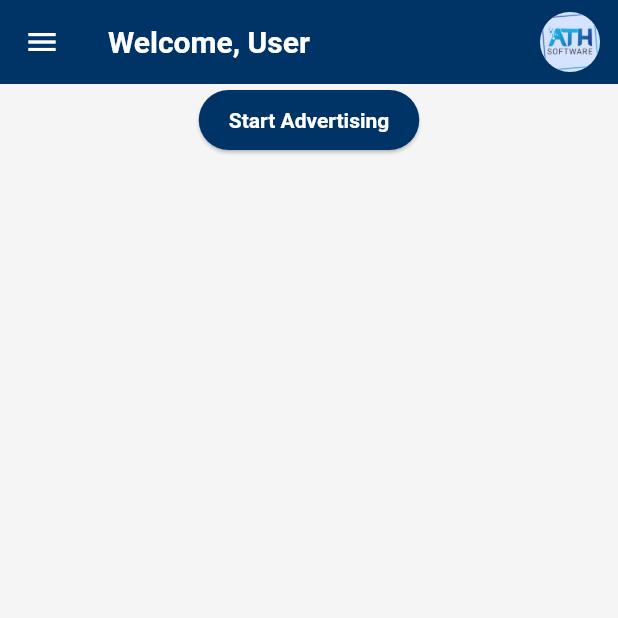
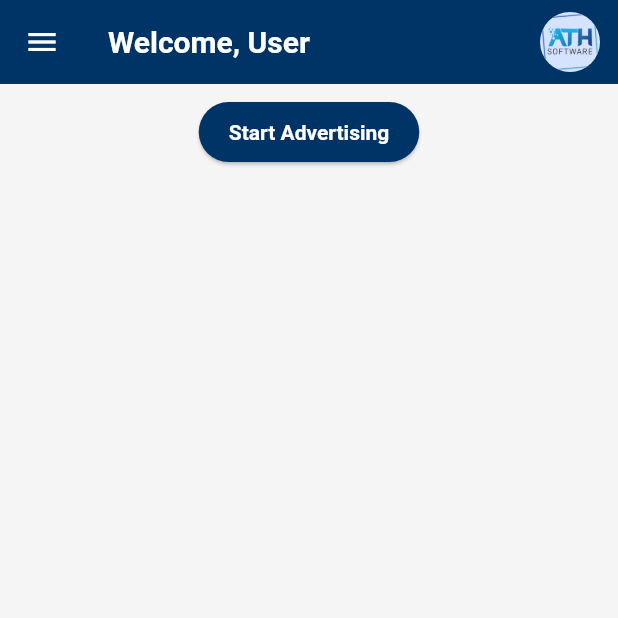
Before and after one commit to MoRpHiN01/ath_prox, a Flutter app: the screen it shows after launch, after a tap on "Skip", on a phone screen of 412 x 824 dp, the top half of it. Run offline on Flutter 3.47's test engine with Material 3 defaults, Android fonts, the phone set to English and light mode, and no system bars; our stand-ins replace clock, cloud_firestore, convert, csv, device_info_plus, firebase_core and 7 more; missing offline and left inert: dart:html, dart:js_interop, dart:js_util, flutter_background_service, flutter_background_service_android, flutter_ble_peripheral and 6 more; accounts and stored records are empty; statements that could not run were skipped.

Commit message:
more changes

```diff
--- a/lib/main.dart
+++ b/lib/main.dart
@@ -1,14 +1,15 @@
 // lib/main.dart
 
 import 'dart:async';
+import 'dart:io';
+import 'dart:ui';
+
 import 'package:flutter/material.dart';
 import 'package:flutter_background_service/flutter_background_service.dart';
 import 'package:flutter_background_service_android/flutter_background_service_android.dart';
 import 'package:flutter_local_notifications/flutter_local_notifications.dart';
+import 'package:provider/provider.dart';
 
-import 'package:flutter/material.dart';
-import 'package:provider/provider.dart';
-//import 'firebase_options.dart';
 import 'models/user_model.dart';
 import 'screens/home_screen.dart';
 import 'screens/profile_screen.dart';
@@ -17,25 +18,43 @@ import 'screens/about_screen.dart';
 import 'screens/splash_screen.dart';
 import 'screens/support_screen.dart';
 import 'screens/report_screen.dart';
+import 'services/background_sync_service.dart';
 import 'utils/themes.dart';
-//import 'services/background_sync_service.dart';
 import 'utils/firebase_utils.dart';
 
-void main() async {
+/// Entry point for the application
+Future<void> main() async {
   WidgetsFlutterBinding.ensureInitialized();
 
   await initializeFirebaseIfNeeded();
 
+  // Set up notification channel for the foreground service
+  final flutterLocalNotificationsPlugin = FlutterLocalNotificationsPlugin();
+  const serviceChannel = AndroidNotificationChannel(
+    'bg_service_ch',
+    'Background Service',
+    description: 'This channel is used for background service notifications',
+    importance: Importance.low,
+  );
+  await flutterLocalNotificationsPlugin
+      .resolvePlatformSpecificImplementation<
+          AndroidFlutterLocalNotificationsPlugin>()
+      ?.createNotificationChannel(serviceChannel);
+
   final service = FlutterBackgroundService();
   await service.configure(
     androidConfiguration: AndroidConfiguration(
-      onStart: onStart,                        // your entry-point
-      autoStart: true,                         // launches on boot
-      isForegroundMode: true,                  // show a notification
-      notificationChannelId: 'bg_service_ch',  // must match your channel
+      onStart: onStart,
+      autoStart: true,
+      isForegroundMode: true,
+      notificationChannelId: serviceChannel.id,
       initialNotificationTitle: 'ATH Proximity',
       initialNotificationContent: 'Service running',
       foregroundServiceNotificationId: 888,
+      foregroundServiceTypes: <AndroidForegroundType>[
+        AndroidForegroundType.location,
+        AndroidForegroundType.connectedDevice,
+      ],
     ),
     iosConfiguration: IosConfiguration(
       autoStart: true,
@@ -48,17 +67,20 @@ void main() async {
   runApp(const MyApp());
 }
 
+/// Background service entry-point
 @pragma('vm:entry-point')
 void onStart(ServiceInstance service) {
-  DartPluginRegistrant.ensureInitialized();
-  // …your background logic here…
+  // Avoid calling DartPluginRegistrant here to prevent isolate errors
+  // TODO: Add your background logic (e.g., BLE scanning, sync) using ServiceInstance
 }
 
+/// iOS background fetch handler
 Future<bool> onIosBackground(ServiceInstance service) async {
-  // iOS background fetch logic, if needed
+  // iOS background fetch logic (optional)
   return true;
 }
 
+/// Main application widget
 class MyApp extends StatelessWidget {
   const MyApp({super.key});
 
--- a/lib/screens/home_screen.dart
+++ b/lib/screens/home_screen.dart
@@ -10,6 +10,7 @@ import 'package:flutter_blue_plus/flutter_blue_plus.dart';
 import 'package:fluttertoast/fluttertoast.dart';
 import 'package:provider/provider.dart';
 
+import '../widgets/app_drawer.dart';
 import '../models/user_model.dart';
 import '../models/session.dart';
 import '../services/ble_service.dart';
@@ -19,7 +20,7 @@ import '../services/session_sync_service.dart';
 import '../widgets/session_invite_bubble.dart';
 
 class HomeScreen extends StatefulWidget {
-  const HomeScreen({super.key});
+  const HomeScreen({Key? key}) : super(key: key);
 
   @override
   State<HomeScreen> createState() => _HomeScreenState();
@@ -31,11 +32,8 @@ class _HomeScreenState extends State<HomeScreen> {
   final WifiService _wifiService = WifiService();
   final NfcService _nfcService = NfcService();
 
-  final List<Session> activeSessions = [];
-  final List<Session> completedSessions = [];
   final Map<String, String> deviceStatuses = {};
   final Map<String, DateTime> sessionStartTimes = {};
-
   bool _isAdvertising = false;
   late UserModel user;
 
@@ -54,17 +52,17 @@ class _HomeScreenState extends State<HomeScreen> {
     super.dispose();
   }
 
-  void _toggleAdvertising() async {
+  Future<void> _toggleAdvertising() async {
     if (_isAdvertising) {
       await _blePeripheral.stop();
       setState(() => _isAdvertising = false);
-      Fluttertoast.showToast(msg: "Stopped BLE Advertising");
+      Fluttertoast.showToast(msg: 'Stopped BLE Advertising');
     } else {
       final payload = jsonEncode({
-        "user": user.displayName,
-        "status": "available",
-        "ssid": await _wifiService.getSSID(),
-        "ip": await _wifiService.getCurrentIP(),
+        'user': user.displayName,
+        'status': 'available',
+        'ssid': await _wifiService.getSSID(),
+        'ip': await _wifiService.getCurrentIP(),
       });
 
       await _blePeripheral.start(
@@ -75,7 +73,7 @@ class _HomeScreenState extends State<HomeScreen> {
       );
 
       setState(() => _isAdvertising = true);
-      Fluttertoast.showToast(msg: "Started BLE Advertising");
+      Fluttertoast.showToast(msg: 'Started BLE Advertising');
     }
   }
 
@@ -90,25 +88,26 @@ class _HomeScreenState extends State<HomeScreen> {
     );
 
     setState(() {
-      deviceStatuses[deviceId] = accepted ? "connected" : "declined";
+      deviceStatuses[deviceId] = accepted ? 'connected' : 'declined';
       if (accepted) {
-        activeSessions.add(session);
         sessionStartTimes[deviceId] = now;
-      } else {
-        completedSessions.add(session);
       }
     });
 
     SessionSyncService.syncSessions([session]);
     Fluttertoast.showToast(
-        msg: accepted ? "Session started with $displayName" : "$displayName declined");
+      msg: accepted
+          ? 'Session started with $displayName'
+          : '$displayName declined',
+    );
   }
 
-  void _showInviteBubble(BuildContext context, ScanResult result, String displayName) {
-    final deviceId = result.device.remoteId.str;
-
-    if (deviceStatuses[deviceId] == "pending" || deviceStatuses[deviceId] == "connected") return;
-    setState(() => deviceStatuses[deviceId] = "pending");
+  void _showInviteBubble(
+      BuildContext context, ScanResult result, String displayName) {
+    final deviceId = result.device.remoteId.id;
+    if (deviceStatuses[deviceId] == 'pending' ||
+        deviceStatuses[deviceId] == 'connected') return;
+    setState(() => deviceStatuses[deviceId] = 'pending');
 
     showDialog(
       context: context,
@@ -144,13 +143,13 @@ final simulatedResult = ScanResult(
 
   Color _getStatusColor(String status) {
     switch (status) {
-      case "connected":
+      case 'connected':
         return Colors.blue;
-      case "pending":
+      case 'pending':
         return Colors.amber;
-      case "declined":
+      case 'declined':
         return Colors.red;
-      case "lost":
+      case 'lost':
         return Colors.grey;
       default:
         return Colors.green;
@@ -164,10 +163,16 @@ final simulatedResult = ScanResult(
     return '${d.inHours}:$minutes:$seconds';
   }
 
+  void _handleNavigation(String route) {
+    Navigator.of(context).pop();
+    if (ModalRoute.of(context)!.settings.name != route) {
+      Navigator.of(context).pushReplacementNamed(route);
+    }
+  }
+
   @override
   Widget build(BuildContext context) {
     user = Provider.of<UserModel>(context);
-
     return Scaffold(
       appBar: AppBar(
         title: Text('Welcome, ${user.displayName}'),
@@ -179,52 +184,13 @@ final simulatedResult = ScanResult(
                   ? Image.asset(user.profileImagePath).image
                   : const AssetImage('assets/images/logo.png'),
             ),
-          )
-        ],
-      ),
-      drawer: Drawer(
-        child: ListView(
-          children: [
-            UserAccountsDrawerHeader(
-              accountName: Text(user.displayName),
-              accountEmail: Text(user.email ?? 'No email set'),
-              currentAccountPicture: CircleAvatar(
-                backgroundImage: user.profileImagePath.isNotEmpty
-                    ? Image.asset(user.profileImagePath).image
-                    : const AssetImage('assets/images/logo.png'),
-              ),
-            ),
-            ListTile(
-              title: const Text('Home'),
-              onTap: () => Navigator.pushReplacementNamed(context, '/'),
-            ),
-            ListTile(
-              title: const Text('Profile'),
-              onTap: () => Navigator.pushNamed(context, '/profile'),
-            ),
-            ListTile(
-              title: const Text('Settings'),
-              onTap: () => Navigator.pushNamed(context, '/settings'),
-            ),
-            ListTile(
-              title: const Text('Support'),
-              onTap: () => Navigator.pushNamed(context, '/support'),
-            ),
-            ListTile(
-              title: const Text('Reports'),
-              onTap: () => Navigator.pushNamed(context, '/reports'),
-            ),
-            const Divider(),
-            ListTile(
-              leading: const Icon(Icons.info_outline),
-              title: const Text("About"),
-              onTap: () => Navigator.pushNamed(context, '/about'),
           ),
         ],
       ),
-      ),
+      drawer: AppDrawer(onNavigate: _handleNavigation),
       body: Column(
         children: [
+          const SizedBox(height: 8),
           ElevatedButton(
             onPressed: _toggleAdvertising,
             child: Text(_isAdvertising ? 'Stop Advertising' : 'Start Advertising'),
@@ -233,13 +199,15 @@ final simulatedResult = ScanResult(
             child: StreamBuilder<List<ScanResult>>(
               stream: _bleService.scanResults,
               builder: (context, snapshot) {
-                if (!snapshot.hasData) return const Center(child: CircularProgressIndicator());
+                if (!snapshot.hasData) {
+                  return const Center(child: CircularProgressIndicator());
+                }
                 final results = snapshot.data!;
                 return ListView.builder(
                   itemCount: results.length,
                   itemBuilder: (context, index) {
                     final result = results[index];
-                    final deviceId = result.device.remoteId.str;
+                    final deviceId = result.device.remoteId.id;
                     final displayName = _bleService.extractDisplayName(result);
                     final status = _bleService.extractStatus(result);
                     final startTime = sessionStartTimes[deviceId];
@@ -256,29 +224,29 @@ final simulatedResult = ScanResult(
                         crossAxisAlignment: CrossAxisAlignment.start,
                         children: [
                           Text('$deviceId\nStatus: $status'),
-                          if (status == "connected" && startTime != null)
+                          if (status == 'connected' && startTime != null)
                             StreamBuilder(
                               stream: Stream.periodic(const Duration(seconds: 1)),
-                              builder: (context, snapshot) {
+                              builder: (_, __) {
                                 final elapsed = DateTime.now().difference(startTime);
                                 return Text('Timer: ${_formatDuration(elapsed)}');
                               },
-                            )
+                            ),
                         ],
                       ),
                       trailing: ElevatedButton(
                         onPressed: () {
-                          if (status == "connected") {
+                          if (status == 'connected') {
                             setState(() {
-                              deviceStatuses[deviceId] = "available";
+                              deviceStatuses[deviceId] = 'available';
                               sessionStartTimes.remove(deviceId);
                             });
-                            Fluttertoast.showToast(msg: "Session ended with $displayName");
+                            Fluttertoast.showToast(msg: 'Session ended with $displayName');
                           } else {
                             _showInviteBubble(context, result, displayName);
                           }
                         },
-                        child: Text(status == "connected" ? "End Session" : "Invite"),
+                        child: Text(status == 'connected' ? 'End Session' : 'Invite'),
                       ),
                     );
                   },
```
Also changed, not shown: lib/screens/support_screen.dart (+39 -17 lines). Lines whose indentation alone changed are shown as unchanged.
